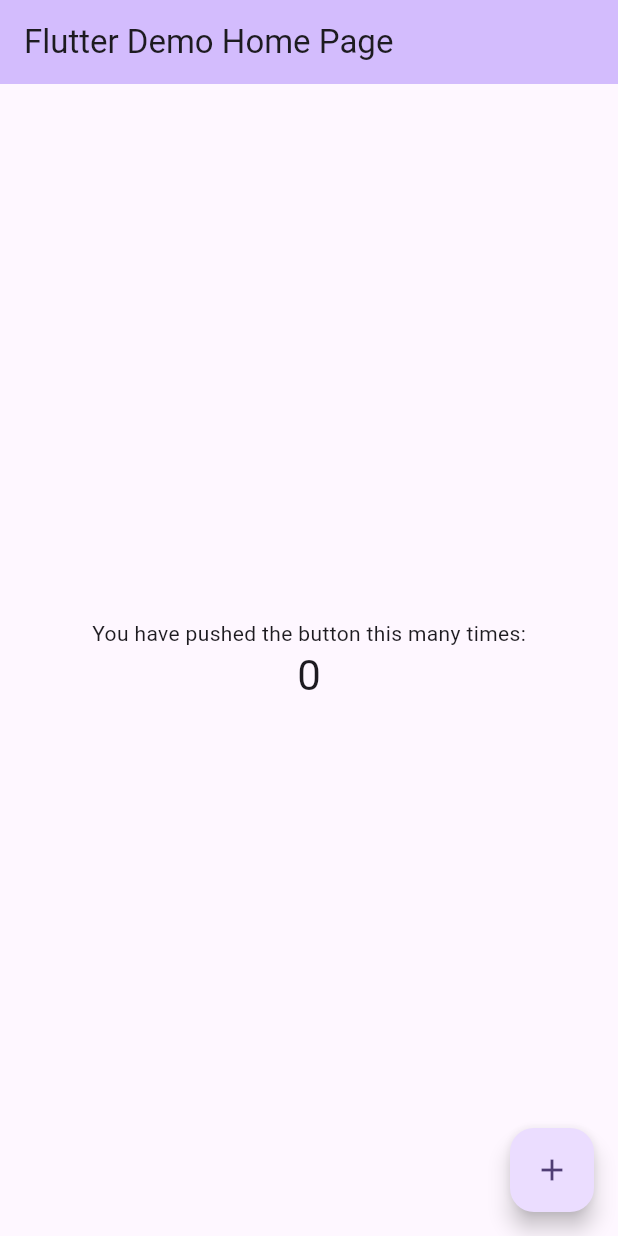
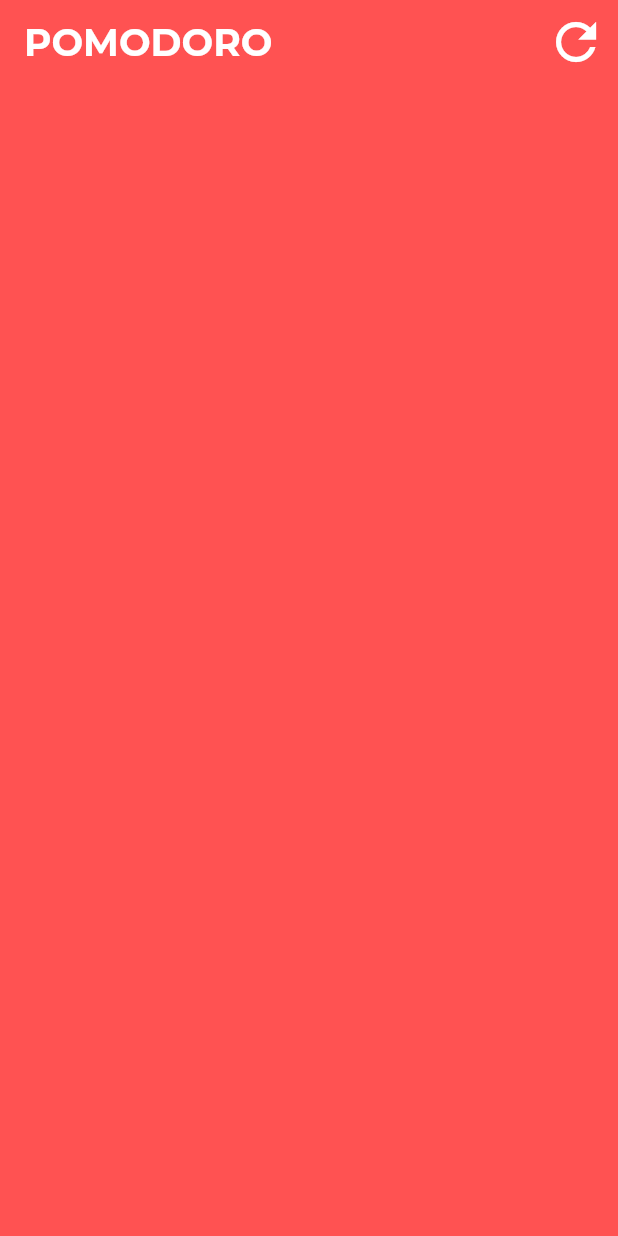
Before and after one commit to IwanPWK/flutter_pomodoro_timer, a Flutter app: the screen it shows after launch, on a phone screen of 412 x 824 dp. Run offline on Flutter 3.47's test engine with Material 3 defaults, Android fonts, the phone set to English and light mode, and no system bars; our stand-ins replace google_fonts.

Commit message:
Pomodoro screen

```diff
--- a/lib/main.dart
+++ b/lib/main.dart
@@ -1,4 +1,6 @@
 import 'package:flutter/material.dart';
+
+import 'pomodoro_screen.dart';
 
 void main() {
   runApp(const MyApp());
@@ -10,116 +12,6 @@ class MyApp extends StatelessWidget {
   // This widget is the root of your application.
   @override
   Widget build(BuildContext context) {
-    return MaterialApp(
-      title: 'Flutter Demo',
-      theme: ThemeData(
-        // This is the theme of your application.
-        //
-        // TRY THIS: Try running your application with "flutter run". You'll see
-        // the application has a blue toolbar. Then, without quitting the app,
-        // try changing the seedColor in the colorScheme below to Colors.green
-        // and then invoke "hot reload" (save your changes or press the "hot
-        // reload" button in a Flutter-supported IDE, or press "r" if you used
-        // the command line to start the app).
-        //
-        // Notice that the counter didn't reset back to zero; the application
-        // state is not lost during the reload. To reset the state, use hot
-        // restart instead.
-        //
-        // This works for code too, not just values: Most code changes can be
-        // tested with just a hot reload.
-        colorScheme: ColorScheme.fromSeed(seedColor: Colors.deepPurple),
-        useMaterial3: true,
-      ),
-      home: const MyHomePage(title: 'Flutter Demo Home Page'),
-    );
+    return const MaterialApp(debugShowCheckedModeBanner: false, home: PomodoroScreen());
   }
 }
-
-class MyHomePage extends StatefulWidget {
-  const MyHomePage({super.key, required this.title});
-
-  // This widget is the home page of your application. It is stateful, meaning
-  // that it has a State object (defined below) that contains fields that affect
-  // how it looks.
-
-  // This class is the configuration for the state. It holds the values (in this
-  // case the title) provided by the parent (in this case the App widget) and
-  // used by the build method of the State. Fields in a Widget subclass are
-  // always marked "final".
-
-  final String title;
-
-  @override
-  State<MyHomePage> createState() => _MyHomePageState();
-}
-
-class _MyHomePageState extends State<MyHomePage> {
-  int _counter = 0;
-
-  void _incrementCounter() {
-    setState(() {
-      // This call to setState tells the Flutter framework that something has
-      // changed in this State, which causes it to rerun the build method below
-      // so that the display can reflect the updated values. If we changed
-      // _counter without calling setState(), then the build method would not be
-      // called again, and so nothing would appear to happen.
-      _counter++;
-    });
-  }
-
-  @override
-  Widget build(BuildContext context) {
-    // This method is rerun every time setState is called, for instance as done
-    // by the _incrementCounter method above.
-    //
-    // The Flutter framework has been optimized to make rerunning build methods
-    // fast, so that you can just rebuild anything that needs updating rather
-    // than having to individually change instances of widgets.
-    return Scaffold(
-      appBar: AppBar(
-        // TRY THIS: Try changing the color here to a specific color (to
-        // Colors.amber, perhaps?) and trigger a hot reload to see the AppBar
-        // change color while the other colors stay the same.
-        backgroundColor: Theme.of(context).colorScheme.inversePrimary,
-        // Here we take the value from the MyHomePage object that was created by
-        // the App.build method, and use it to set our appbar title.
-        title: Text(widget.title),
-      ),
-      body: Center(
-        // Center is a layout widget. It takes a single child and positions it
-        // in the middle of the parent.
-        child: Column(
-          // Column is also a layout widget. It takes a list of children and
-          // arranges them vertically. By default, it sizes itself to fit its
-          // children horizontally, and tries to be as tall as its parent.
-          //
-          // Column has various properties to control how it sizes itself and
-          // how it positions its children. Here we use mainAxisAlignment to
-          // center the children vertically; the main axis here is the vertical
-          // axis because Columns are vertical (the cross axis would be
-          // horizontal).
-          //
-          // TRY THIS: Invoke "debug painting" (choose the "Toggle Debug Paint"
-          // action in the IDE, or press "p" in the console), to see the
-          // wireframe for each widget.
-          mainAxisAlignment: MainAxisAlignment.center,
-          children: <Widget>[
-            const Text(
-              'You have pushed the button this many times:',
-            ),
-            Text(
-              '$_counter',
-              style: Theme.of(context).textTheme.headlineMedium,
-            ),
-          ],
-        ),
-      ),
-      floatingActionButton: FloatingActionButton(
-        onPressed: _incrementCounter,
-        tooltip: 'Increment',
-        child: const Icon(Icons.add),
-      ), // This trailing comma makes auto-formatting nicer for build methods.
-    );
-  }
-}
--- /dev/null
+++ b/lib/pomodoro_screen.dart
@@ -0,0 +1,40 @@
+import 'package:flutter/material.dart';
+
+import 'utils.dart';
+
+class PomodoroScreen extends StatelessWidget {
+  const PomodoroScreen({super.key});
+
+  @override
+  Widget build(BuildContext context) {
+    return Scaffold(
+      backgroundColor: Colors.redAccent,
+      appBar: AppBar(
+        elevation: 0,
+        backgroundColor: Colors.redAccent,
+        title: Text(
+          "POMODORO",
+          style: textStyle(25, Colors.white, FontWeight.w700),
+        ),
+        actions: [
+          IconButton(
+            icon: const Icon(
+              Icons.refresh,
+              color: Colors.white,
+            ),
+            iconSize: 40,
+            onPressed: () {},
+          )
+        ],
+      ),
+      body: SingleChildScrollView(
+          child: Container(
+              alignment: Alignment.center,
+              child: const Column(children: [
+                SizedBox(
+                  height: 15,
+                )
+              ]))),
+    );
+  }
+}
--- /dev/null
+++ b/lib/utils.dart
@@ -0,0 +1,6 @@
+import 'package:flutter/material.dart';
+import 'package:google_fonts/google_fonts.dart';
+
+TextStyle textStyle(double size, [Color? color, FontWeight? fw]) {
+  return GoogleFonts.montserrat(fontSize: size, color: color, fontWeight: fw);
+}
--- a/pubspec.yaml
+++ b/pubspec.yaml
@@ -35,6 +35,8 @@ dependencies:
   # The following adds the Cupertino Icons font to your application.
   # Use with the CupertinoIcons class for iOS style icons.
   cupertino_icons: ^1.0.2
+  provider: ^6.1.2
+  google_fonts: ^6.1.0
 
 dev_dependencies:
   flutter_test:
```
Also changed, not shown: pubspec.lock, 2 other files.
